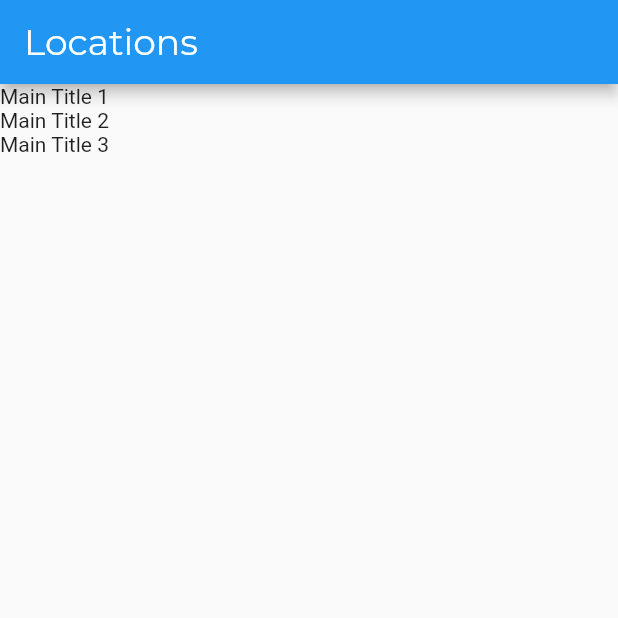
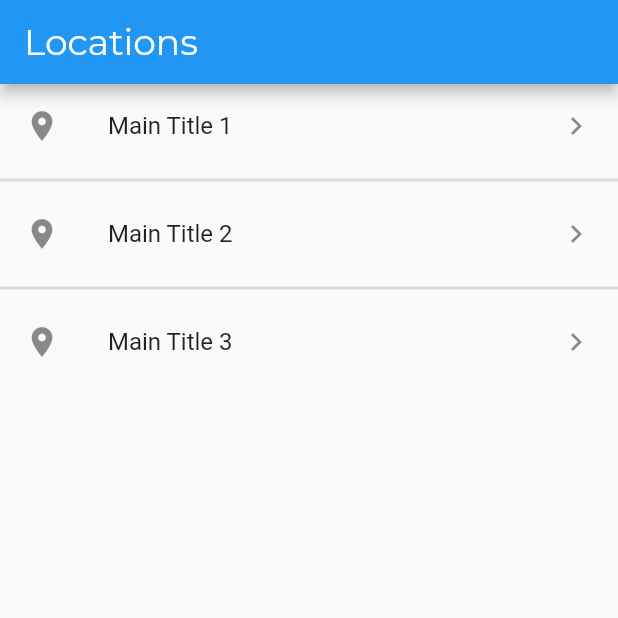
Before and after one commit to michael-gvdw/flutter_tourismapp, a Flutter app: the screen it shows after launch, on a phone screen of 412 x 824 dp, the top half of it. Run offline on Flutter 3.47's test engine with Material 2 defaults, Android fonts, the phone set to English and light mode, and no system bars.

Commit message:
prettyfied list view

```diff
--- a/lib/screens/locations/locations.dart
+++ b/lib/screens/locations/locations.dart
@@ -16,13 +16,19 @@ class Locations extends StatelessWidget {
       appBar: AppBar(
         title: Text('Locations'),
       ),
-      body: ListView(
-        children: locations
-            .map((location) => GestureDetector(
-                  child: Text(location.name),
-                  onTap: () => _onLocationTap(context, location.id),
-                ))
-            .toList(),
+      body: ListView.separated(
+        itemCount: locations.length,
+        itemBuilder: (context, index) => GestureDetector(
+          child: ListTile(
+            leading: Icon(Icons.place),
+            title: Text(locations[index].name),
+            trailing: Icon(Icons.keyboard_arrow_right),
+          ),
+          onTap: () => _onLocationTap(context, locations[index].id),
+        ),
+        separatorBuilder: (context, index) => Divider(
+          thickness: 2,
+        ),
       ),
     );
   }
```
